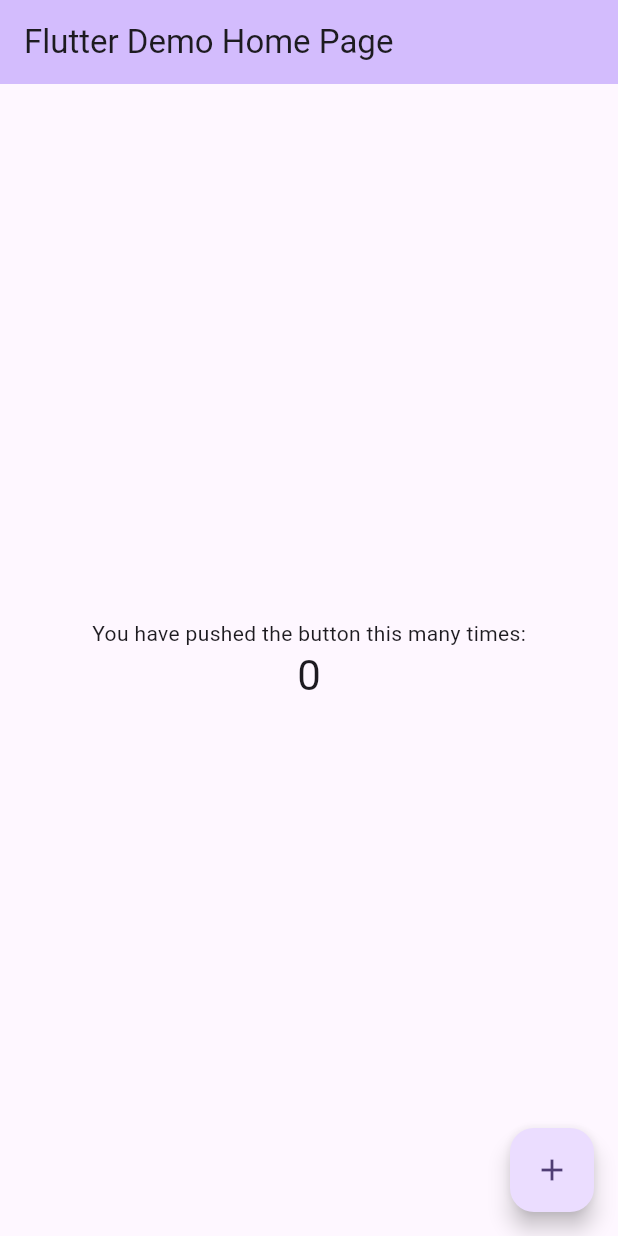
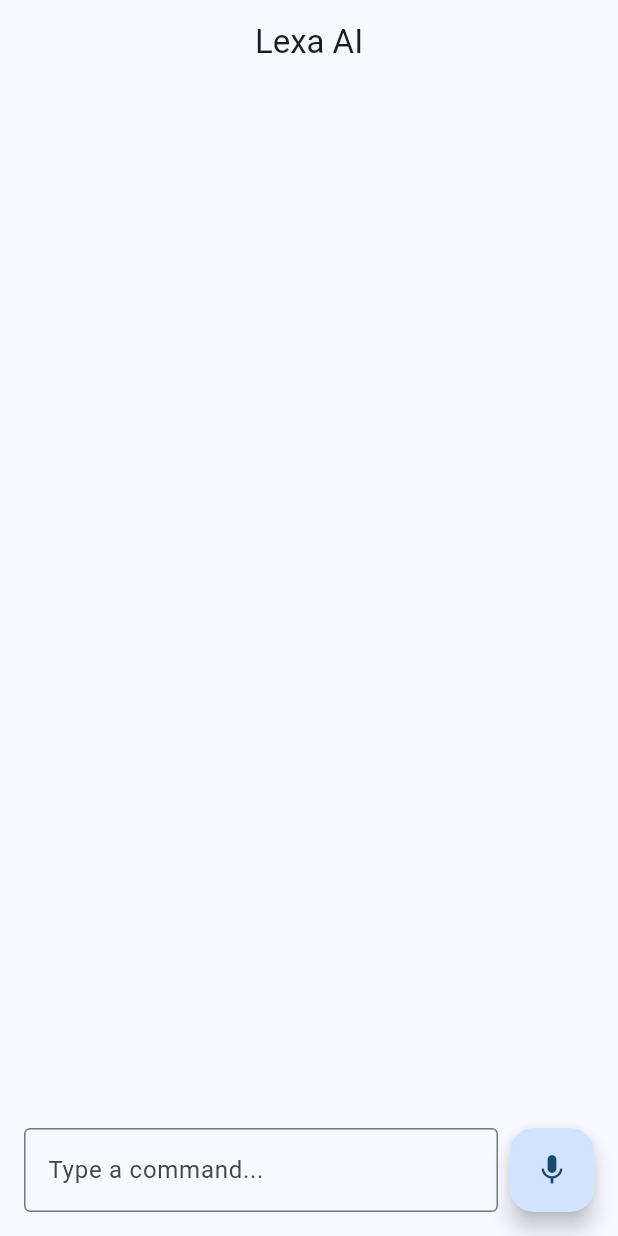
Before and after one commit to could-ai/019a2227-450f-71cd-bb33-8e65ad687110, a Flutter app: the screen it shows after launch, on a phone screen of 412 x 824 dp. Run offline on Flutter 3.47's test engine with Material 3 defaults, Android fonts, the phone set to English and light mode, and no system bars; our stand-ins replace flutter_tts, speech_to_text.

Commit message:
Updated pubspec.yaml to reflect the Lexa AI app name, added essential dependencies for voice recognition (speech_to_text), text-to-speech (flutter_tts), URL launching for automation (url_launcher), and state management (provider). Removed unnecessary template comments and kept only required configurations.; Replaced the template main.dart with a proper app structure for Lexa AI. Added provider for state management, imported necessary packages, and set up the home screen. Changed theme color to blue to match AI assistant branding.; Created the home screen for Lexa AI with a chat-like interface showing messages, a text input field for typing commands, and a microphone button for voice input. The screen uses Consumer to listen to VoiceProvider changes and displays listening status when active.; Created the VoiceProvider class to handle voice recognition, text-to-speech, command processing, and automation. Implemented basic command handling for opening WhatsApp, searching YouTube, and sending messages (with placeholder for actual messaging). Added speech-to-text integration with continuous listening and TTS for responses. Used url_launcher for app and web automation.; Updated README.md to describe Lexa AI app with the full description, key features, and setup instructions. Changed the build description from Kotlin to Flutter since we're implementing in Flutter. Added a note about backend requirements for advanced features.

```diff
--- a/usr/lib/main.dart
+++ b/usr/lib/main.dart
@@ -1,4 +1,7 @@
 import 'package:flutter/material.dart';
+import 'package:provider/provider.dart';
+import 'screens/home_screen.dart';
+import 'providers/voice_provider.dart';
 
 void main() {
   runApp(const MyApp());
@@ -7,114 +10,21 @@ void main() {
 class MyApp extends StatelessWidget {
   const MyApp({super.key});
 
-  // This widget is the root of your application.
   @override
   Widget build(BuildContext context) {
-    return MaterialApp(
-      title: 'Flutter Demo',
-      debugShowCheckedModeBanner: false,
-      theme: ThemeData(
-        // This is the theme of your application.
-        //
-        // TRY THIS: Try running your application with "flutter run". You'll see
-        // the application has a purple toolbar. Then, without quitting the app,
-        // try changing the seedColor in the colorScheme below to Colors.green
-        // and then invoke "hot reload" (save your changes or press the "hot
-        // reload" button in a Flutter-supported IDE, or press "r" if you used
-        // the command line to start the app).
-        //
-        // Notice that the counter didn't reset back to zero; the application
-        // state is not lost during the reload. To reset the state, use hot
-        // restart instead.
-        //
-        // This works for code too, not just values: Most code changes can be
-        // tested with just a hot reload.
-        colorScheme: ColorScheme.fromSeed(seedColor: Colors.deepPurple),
+    return MultiProvider(
+      providers: [
+        ChangeNotifierProvider(create: (_) => VoiceProvider()),
+      ],
+      child: MaterialApp(
+        title: 'Lexa AI',
+        debugShowCheckedModeBanner: false,
+        theme: ThemeData(
+          colorScheme: ColorScheme.fromSeed(seedColor: Colors.blue),
+          useMaterial3: true,
+        ),
+        home: const HomeScreen(),
       ),
-      home: const MyHomePage(title: 'Flutter Demo Home Page'),
     );
   }
 }
-
-class MyHomePage extends StatefulWidget {
-  const MyHomePage({super.key, required this.title});
-
-  // This widget is the home page of your application. It is stateful, meaning
-  // that it has a State object (defined below) that contains fields that affect
-  // how it looks.
-
-  // This class is the configuration for the state. It holds the values (in this
-  // case the title) provided by the parent (in this case the App widget) and
-  // used by the build method of the State. Fields in a Widget subclass are
-  // always marked "final".
-
-  final String title;
-
-  @override
-  State<MyHomePage> createState() => _MyHomePageState();
-}
-
-class _MyHomePageState extends State<MyHomePage> {
-  int _counter = 0;
-
-  void _incrementCounter() {
-    setState(() {
-      // This call to setState tells the Flutter framework that something has
-      // changed in this State, which causes it to rerun the build method below
-      // so that the display can reflect the updated values. If we changed
-      // _counter without calling setState(), then the build method would not be
-      // called again, and so nothing would appear to happen.
-      _counter++;
-    });
-  }
-
-  @override
-  Widget build(BuildContext context) {
-    // This method is rerun every time setState is called, for instance as done
-    // by the _incrementCounter method above.
-    //
-    // The Flutter framework has been optimized to make rerunning build methods
-    // fast, so that you can just rebuild anything that needs updating rather
-    // than having to individually change instances of widgets.
-    return Scaffold(
-      appBar: AppBar(
-        // TRY THIS: Try changing the color here to a specific color (to
-        // Colors.amber, perhaps?) and trigger a hot reload to see the AppBar
-        // change color while the other colors stay the same.
-        backgroundColor: Theme.of(context).colorScheme.inversePrimary,
-        // Here we take the value from the MyHomePage object that was created by
-        // the App.build method, and use it to set our appbar title.
-        title: Text(widget.title),
-      ),
-      body: Center(
-        // Center is a layout widget. It takes a single child and positions it
-        // in the middle of the parent.
-        child: Column(
-          // Column is also a layout widget. It takes a list of children and
-          // arranges them vertically. By default, it sizes itself to fit its
-          // children horizontally, and tries to be as tall as its parent.
-          //
-          // Column has various properties to control how it sizes itself and
-          // how it positions its children. Here we use mainAxisAlignment to
-          // center the children vertically; the main axis here is the vertical
-          // axis because Columns are vertical (the cross axis would be
-          // horizontal).
-          //
-          // TRY THIS: Invoke "debug painting" (choose the "Toggle Debug Paint"
-          // action in the IDE, or press "p" in the console), to see the
-          // wireframe for each widget.
-          mainAxisAlignment: MainAxisAlignment.center,
-          children: <Widget>[
-            const Text('You have pushed the button this many times:'),
-            Text('$_counter', style: Theme.of(context).textTheme.headlineMedium),
-          ],
-        ),
-      ),
-      floatingActionButton: FloatingActionButton(
-        onPressed: _incrementCounter,
-        tooltip: 'Increment',
-        child: const Icon(Icons.add),
-      ), // This trailing comma makes auto-formatting nicer for build methods.
-    );
-  }
-}
--- /dev/null
+++ b/usr/lib/providers/voice_provider.dart
@@ -0,0 +1,113 @@
+import 'package:flutter/material.dart';
+import 'package:speech_to_text/speech_to_text.dart' as stt;
+import 'package:flutter_tts/flutter_tts.dart';
+import 'package:url_launcher/url_launcher.dart';
+
+class Message {
+  final String text;
+  final bool isUser;
+
+  Message({required this.text, required this.isUser});
+}
+
+class VoiceProvider extends ChangeNotifier {
+  final stt.SpeechToText _speech = stt.SpeechToText();
+  final FlutterTts _flutterTts = FlutterTts();
+  final TextEditingController textController = TextEditingController();
+
+  bool _isListening = false;
+  String _lastWords = '';
+  final List<Message> _messages = [];
+
+  bool get isListening => _isListening;
+  String get lastWords => _lastWords;
+  List<Message> get messages => _messages;
+
+  VoiceProvider() {
+    _initTts();
+  }
+
+  void _initTts() {
+    _flutterTts.setLanguage('en-US');
+    _flutterTts.setSpeechRate(0.5);
+    _flutterTts.setVolume(1.0);
+    _flutterTts.setPitch(1.0);
+  }
+
+  Future<void> startListening() async {
+    bool available = await _speech.initialize(
+      onStatus: (val) => print('onStatus: $val'),
+      onError: (val) => print('onError: $val'),
+    );
+    if (available) {
+      _isListening = true;
+      notifyListeners();
+      _speech.listen(
+        onResult: (val) {
+          _lastWords = val.recognizedWords;
+          textController.text = _lastWords;
+          if (val.finalResult) {
+            processCommand(_lastWords);
+          }
+        },
+      );
+    }
+  }
+
+  void stopListening() {
+    _speech.stop();
+    _isListening = false;
+    notifyListeners();
+  }
+
+  void processCommand(String command) {
+    _messages.add(Message(text: command, isUser: true));
+    notifyListeners();
+
+    String response = _handleCommand(command.toLowerCase());
+    _messages.add(Message(text: response, isUser: false));
+    notifyListeners();
+
+    _speak(response);
+    textController.clear();
+  }
+
+  String _handleCommand(String command) {
+    if (command.contains('open whatsapp')) {
+      _openWhatsApp();
+      return 'Opening WhatsApp...';
+    } else if (command.contains('play music') && command.contains('youtube')) {
+      _searchYouTube('music');
+      return 'Playing music on YouTube...';
+    } else if (command.contains('search') && command.contains('lyrics')) {
+      String query = command.replaceAll('search', '').replaceAll('lyrics', '').trim();
+      _searchYouTube('$query lyrics');
+      return 'Searching for $query lyrics on YouTube...';
+    } else if (command.startsWith('text')) {
+      // Simple text message handling
+      return 'Sending message... (This is a demo - actual messaging requires platform integration)';
+    } else {
+      return 'I\'m sorry, I didn\'t understand that command. Try saying "Open WhatsApp" or "Play music on YouTube".';
+    }
+  }
+
+  void _openWhatsApp() {
+    // Using url_launcher to open WhatsApp if installed
+    launchUrl(Uri.parse('whatsapp://'));
+  }
+
+  void _searchYouTube(String query) {
+    String url = 'https://www.youtube.com/results?search_query=${Uri.encodeComponent(query)}';
+    launchUrl(Uri.parse(url));
+  }
+
+  Future<void> _speak(String text) async {
+    await _flutterTts.speak(text);
+  }
+
+  @override
+  void dispose() {
+    textController.dispose();
+    super.dispose();
+  }
+}
--- /dev/null
+++ b/usr/lib/screens/home_screen.dart
@@ -0,0 +1,91 @@
+import 'package:flutter/material.dart';
+import 'package:provider/provider.dart';
+import '../providers/voice_provider.dart';
+
+class HomeScreen extends StatelessWidget {
+  const HomeScreen({super.key});
+
+  @override
+  Widget build(BuildContext context) {
+    return Scaffold(
+      appBar: AppBar(
+        title: const Text('Lexa AI'),
+        centerTitle: true,
+      ),
+      body: Consumer<VoiceProvider>(
+        builder: (context, voiceProvider, child) {
+          return Column(
+            children: [
+              Expanded(
+                child: ListView.builder(
+                  padding: const EdgeInsets.all(16.0),
+                  itemCount: voiceProvider.messages.length,
+                  itemBuilder: (context, index) {
+                    final message = voiceProvider.messages[index];
+                    return Align(
+                      alignment: message.isUser ? Alignment.centerRight : Alignment.centerLeft,
+                      child: Container(
+                        margin: const EdgeInsets.symmetric(vertical: 4.0),
+                        padding: const EdgeInsets.all(12.0),
+                        decoration: BoxDecoration(
+                          color: message.isUser ? Colors.blue : Colors.grey[200],
+                          borderRadius: BorderRadius.circular(16.0),
+                        ),
+                        child: Text(
+                          message.text,
+                          style: TextStyle(
+                            color: message.isUser ? Colors.white : Colors.black,
+                          ),
+                        ),
+                      ),
+                    );
+                  },
+                ),
+              ),
+              if (voiceProvider.isListening)
+                const Padding(
+                  padding: EdgeInsets.all(16.0),
+                  child: Text(
+                    'Listening...',
+                    style: TextStyle(fontSize: 18, color: Colors.blue),
+                  ),
+                ),
+              Container(
+                padding: const EdgeInsets.all(16.0),
+                child: Row(
+                  children: [
+                    Expanded(
+                      child: TextField(
+                        controller: voiceProvider.textController,
+                        decoration: const InputDecoration(
+                          hintText: 'Type a command...',
+                          border: OutlineInputBorder(),
+                        ),
+                        onSubmitted: (text) {
+                          voiceProvider.processCommand(text);
+                        },
+                      ),
+                    ),
+                    const SizedBox(width: 8.0),
+                    FloatingActionButton(
+                      onPressed: () {
+                        if (voiceProvider.isListening) {
+                          voiceProvider.stopListening();
+                        } else {
+                          voiceProvider.startListening();
+                        }
+                      },
+                      child: Icon(
+                        voiceProvider.isListening ? Icons.mic_off : Icons.mic,
+                      ),
+                    ),
+                  ],
+                ),
+              ),
+            ],
+          );
+        },
+      ),
+    );
+  }
+}
```
Also changed, not shown: usr/pubspec.yaml (+5 -72 lines), 1 other file.
